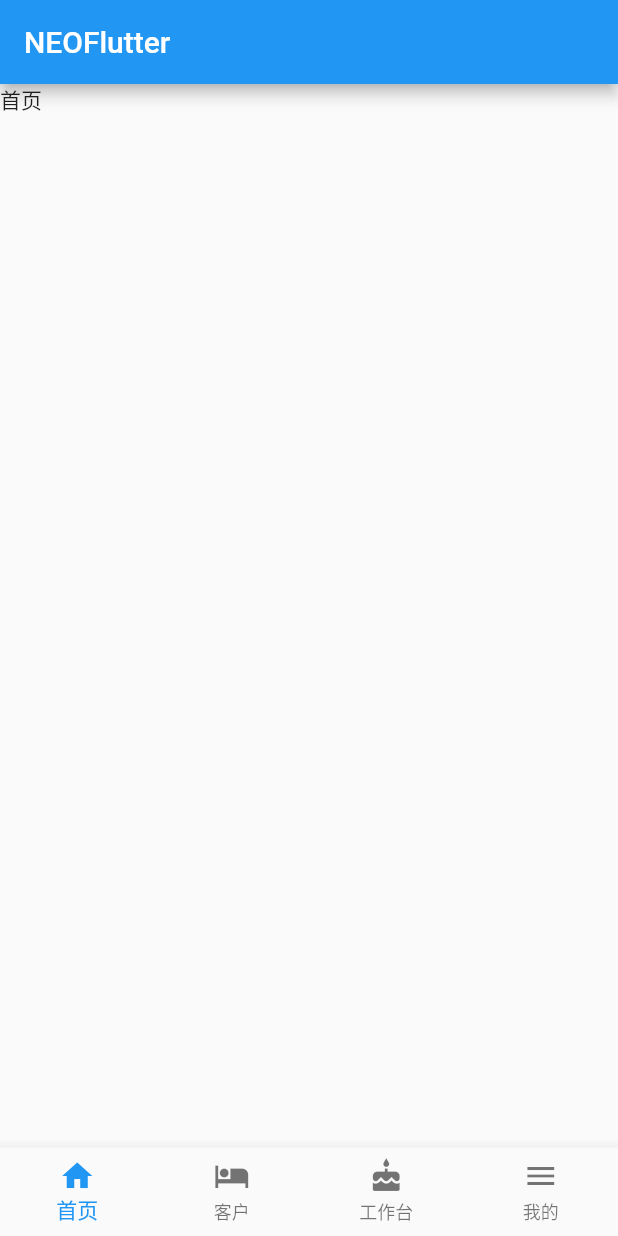
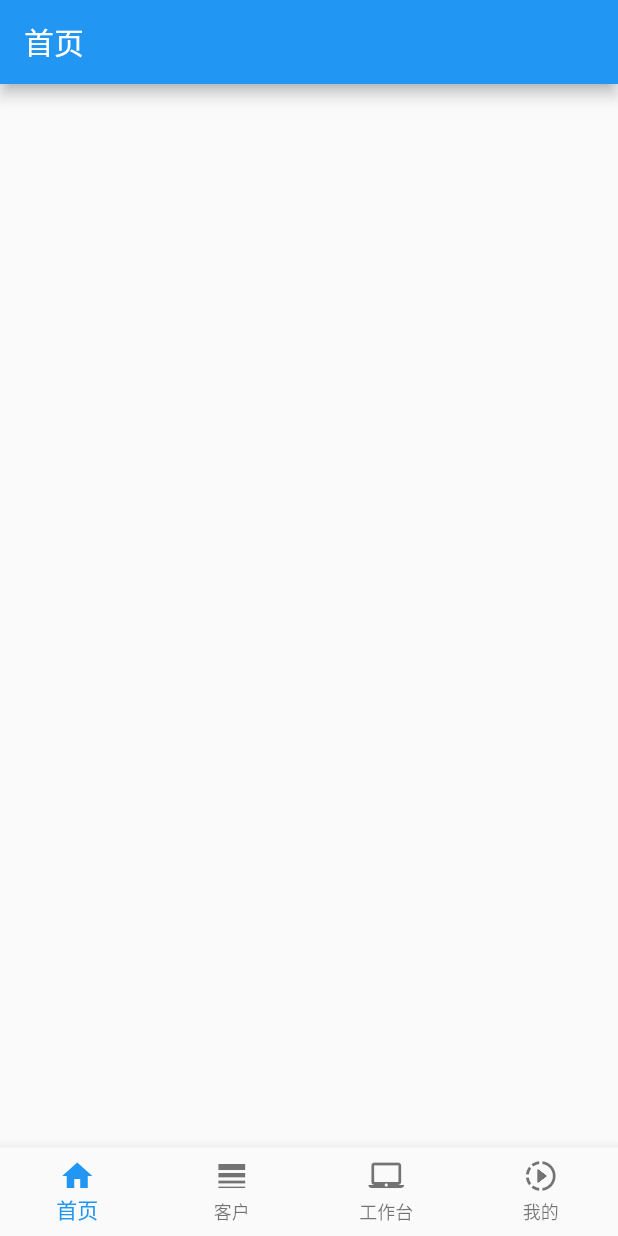
Before and after one commit to NEOLYH/Flutter, a Flutter app: the screen it shows after launch, on a phone screen of 412 x 824 dp. Run offline on Flutter 3.47's test engine with Material 2 defaults, Android fonts, the phone set to English and light mode, and no system bars.

```diff
--- a/lib/main.dart
+++ b/lib/main.dart
@@ -1,58 +1,15 @@
 import 'package:flutter/material.dart';
-import 'page/home/home.dart';
-import 'page/kehu/kehu.dart';
-import 'page/paragrom/paragrom.dart';
-import 'page/mine/mine.dart';
-import 'package:flutter_swiper/flutter_swiper.dart';
+import 'page/index/index.dart';
 
-void main() => runApp(MyApp());
+void main() => runApp(new ZhiHu());
 
-class MyApp extends StatelessWidget {
+class ZhiHu extends StatelessWidget {
   @override
   Widget build(BuildContext context) {
-    return MaterialApp(
-      title: 'Flutter Demo',
-      theme: ThemeData(
-        primarySwatch: Colors.blue,
-      ),
-      home: HomePage(title: 'NEOFlutter'),
+    return new MaterialApp(
+      title: "知乎-高仿版",
+      debugShowCheckedModeBanner: false,
+      home: new Index(),
     );
   }
 }
-
-class HomePage extends StatefulWidget {
-  HomePage({Key key, this.title}) : super(key: key);
-  final String title;
-  @override
-  _HomePageState createState() => _HomePageState();
-}
-
-class _HomePageState extends State<HomePage> {
-  int _tabIndex = 0;
-    final List  _chiledList = [HomePages(),KehuPage(),ParagromPage(),MinePage()];
-     @override
-     Widget build(BuildContext context) {
-       var scaffold = Scaffold(
-           appBar: AppBar(title: Text(widget.title)),
-           body: _chiledList[_tabIndex] ,
-           bottomNavigationBar: BottomNavigationBar(
-               type: BottomNavigationBarType.fixed,
-               currentIndex: _tabIndex,
-               onTap: (index) {
-                 setState(() {
-                   _tabIndex = index;
-                 });
-               },
-               items: [
-                 BottomNavigationBarItem(
-                     title: Text('首页'), icon: Icon(Icons.home)),
-                 BottomNavigationBarItem(
-                     title: Text('客户'), icon: Icon(Icons.hotel)),
-                 BottomNavigationBarItem(
-                     title: Text('工作台'), icon: Icon(Icons.cake)),
-                 BottomNavigationBarItem(title: Text('我的'), icon: Icon(Icons.menu))
-               ]));
-       return scaffold;
-     }
-
-}
--- a/lib/page/home/home.dart
+++ b/lib/page/home/home.dart
@@ -1,12 +1,21 @@
 import 'package:flutter/material.dart';
 
-class HomePages extends StatelessWidget {
-  const HomePages({Key key}) : super(key: key);
+class HomePage extends StatefulWidget {
+  HomePage({Key key}) : super(key: key);
 
+  _HomePageState createState() => _HomePageState();
+}
+
+class _HomePageState extends State<HomePage> {
   @override
   Widget build(BuildContext context) {
-    return Container(
-      child: Text('首页')
+    return new MaterialApp(
+      debugShowCheckedModeBanner: false,
+      home: new Scaffold(
+        appBar: new AppBar(
+          title: new Text('首页'),
+        ),
+      ),
     );
   }
 }
--- /dev/null
+++ b/lib/page/index/index.dart
@@ -0,0 +1,96 @@
+import 'package:flutter/material.dart';
+import 'package:neo_lu/page/home/home.dart';
+import 'package:neo_lu/page/kehu/kehu.dart';
+import 'package:neo_lu/page/paragrom/paragrom.dart';
+import 'package:neo_lu/page/mine/mine.dart';
+import 'package:neo_lu/page/index/navigation_icon_view.dart';
+
+class Index extends StatefulWidget {
+  @override
+  State<Index> createState() => _IndexState();
+}
+
+class _IndexState extends State<Index> with TickerProviderStateMixin {
+  int _currentIndex = 0;
+  List<NavigationIconView> _navigationViews;
+  List<StatefulWidget> _pageList;
+  StatefulWidget _currentPage;
+
+  @override
+  void initState() {
+    super.initState();
+    _navigationViews = <NavigationIconView>[
+      new NavigationIconView(
+        icon: new Icon(Icons.home),
+        title: new Text('首页'),
+        vsync: this,
+      ),
+      new NavigationIconView(
+        icon: new Icon(Icons.line_weight),
+        title: new Text('客户'),
+        vsync: this,
+      ),
+      new NavigationIconView(
+        icon: new Icon(Icons.laptop_mac),
+        title: new Text('工作台'),
+        vsync: this,
+      ),
+      new NavigationIconView(
+        icon: new Icon(Icons.slow_motion_video),
+        title: new Text('我的'),
+        vsync: this,
+      )
+    ];
+    for (NavigationIconView view in _navigationViews) {
+      view.controller.addListener(_rebuild);
+    }
+    _pageList = <StatefulWidget>[
+      new HomePage(),
+      new KehuPage(),
+      new ParagromPage(),
+      new MinePage()
+    ];
+    _currentPage = _pageList[_currentIndex];
+  }
+
+  void _rebuild() {
+    setState(() {});
+  }
+
+  @override
+  void dispose() {
+    super.dispose();
+    for (NavigationIconView view in _navigationViews) {
+      view.controller.dispose();
+    }
+  }
+
+  @override
+  Widget build(BuildContext context) {
+    final BottomNavigationBar bottomNavigationBar = new BottomNavigationBar(
+        items: _navigationViews
+            .map((NavigationIconView navigationIconView) =>
+                navigationIconView.item)
+            .toList(),
+        currentIndex: _currentIndex,
+        fixedColor: Colors.blue,
+        type: BottomNavigationBarType.fixed,
+        onTap: (int index) {
+          setState(() {
+            _navigationViews[_currentIndex].controller.reverse();
+            _currentIndex = index;
+            _navigationViews[_currentIndex].controller.forward();
+            _currentPage = _pageList[_currentIndex];
+          });
+        });
+
+    return new MaterialApp(
+        debugShowCheckedModeBanner: false,
+        home: new Scaffold(
+          body: new Center(
+            child: _currentPage,
+          ),
+          bottomNavigationBar: bottomNavigationBar,
+        ));
+  }
+}
--- /dev/null
+++ b/lib/page/index/navigation_icon_view.dart
@@ -0,0 +1,14 @@
+import 'package:flutter/material.dart';
+
+class NavigationIconView {
+  NavigationIconView({Widget icon, Widget title, TickerProvider vsync})
+      : item = new BottomNavigationBarItem(
+          icon: icon,
+          title: title,
+        ),
+        controller = new AnimationController(
+            duration: kThemeAnimationDuration, vsync: vsync);
+
+  final BottomNavigationBarItem item;
+  final AnimationController controller;
+}
--- a/lib/page/kehu/kehu.dart
+++ b/lib/page/kehu/kehu.dart
@@ -1,12 +1,21 @@
 import 'package:flutter/material.dart';
 
-class KehuPage extends StatelessWidget {
-  const KehuPage({Key key}) : super(key: key);
+class KehuPage extends StatefulWidget {
+  KehuPage({Key key}) : super(key: key);
 
+  _KehuPageState createState() => _KehuPageState();
+}
+
+class _KehuPageState extends State<KehuPage> {
   @override
   Widget build(BuildContext context) {
-    return Container(
-      child: Text('客户')
+    return new MaterialApp(
+      debugShowCheckedModeBanner: false,
+      home: new Scaffold(
+        appBar: new AppBar(
+          title: new Text('客户'),
+        ),
+      ),
     );
   }
 }
--- a/lib/page/mine/mine.dart
+++ b/lib/page/mine/mine.dart
@@ -1,12 +1,21 @@
 import 'package:flutter/material.dart';
 
-class MinePage extends StatelessWidget {
-  const MinePage({Key key}) : super(key: key);
+class MinePage extends StatefulWidget {
+  MinePage({Key key}) : super(key: key);
 
+  _MinePageState createState() => _MinePageState();
+}
+
+class _MinePageState extends State<MinePage> {
   @override
   Widget build(BuildContext context) {
-    return Container(
-      child: Text('我的'),
+    return new MaterialApp(
+      debugShowCheckedModeBanner: false,
+      home: new Scaffold(
+        appBar: new AppBar(
+          title: new Text('我的'),
+        ),
+      ),
     );
   }
 }
--- a/lib/page/paragrom/paragrom.dart
+++ b/lib/page/paragrom/paragrom.dart
@@ -1,12 +1,21 @@
 import 'package:flutter/material.dart';
 
-class ParagromPage extends StatelessWidget {
-  const ParagromPage({Key key}) : super(key: key);
+class ParagromPage extends StatefulWidget {
+  ParagromPage({Key key}) : super(key: key);
 
+  _ParagromPageState createState() => _ParagromPageState();
+}
+
+class _ParagromPageState extends State<ParagromPage> {
   @override
   Widget build(BuildContext context) {
-    return Container(
-      child: Text('工作台')
+    return new MaterialApp(
+      debugShowCheckedModeBanner: false,
+      home: new Scaffold(
+        appBar: new AppBar(
+          title: new Text('工作台'),
+        ),
+      ),
     );
   }
 }
--- a/pubspec.yaml
+++ b/pubspec.yaml
@@ -23,7 +23,7 @@ dependencies:
   # The following adds the Cupertino Icons font to your application.
   # Use with the CupertinoIcons class for iOS style icons.
   cupertino_icons: ^0.1.2
-  flutter_swiper: ^1.0.6
+  flutter_swiper: ^1.1.6
 
 dev_dependencies:
   flutter_test:
```
Also changed, not shown: 3 other files.
